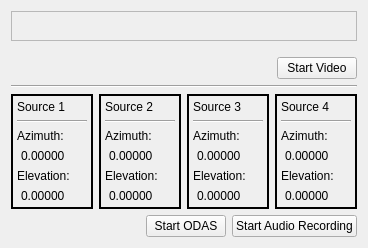
First picture: the form in src/app/gui/odas_live.ui, repository introlab/rendezvous, before the edit.
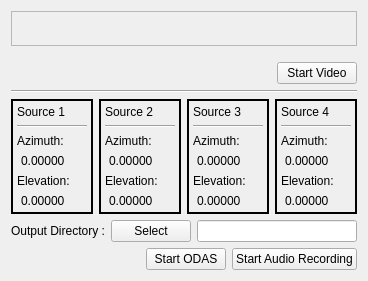
Second picture: the form after the edit.

```diff
--- a/src/app/gui/odas_live.ui
+++ b/src/app/gui/odas_live.ui
@@ -7,7 +7,7 @@
     <x>0</x>
     <y>0</y>
     <width>368</width>
-    <height>248</height>
+    <height>281</height>
    </rect>
   </property>
   <property name="mouseTracking">
@@ -416,6 +416,27 @@
        </item>
       </layout>
      </item>
+     <item>
+      <layout class="QHBoxLayout" name="horizontalLayout_3">
+       <item>
+        <widget class="QLabel" name="label">
+         <property name="text">
+          <string>Output Directory :</string>
+         </property>
+        </widget>
+       </item>
+       <item>
+        <widget class="QPushButton" name="btnSelectOutputFolder">
+         <property name="text">
+          <string>Select</string>
+         </property>
+        </widget>
+       </item>
+       <item>
+        <widget class="QLineEdit" name="outputFolder"/>
+       </item>
+      </layout>
+     </item>
      <item>
       <layout class="QHBoxLayout" name="horizontalLayout">
        <item>
```
